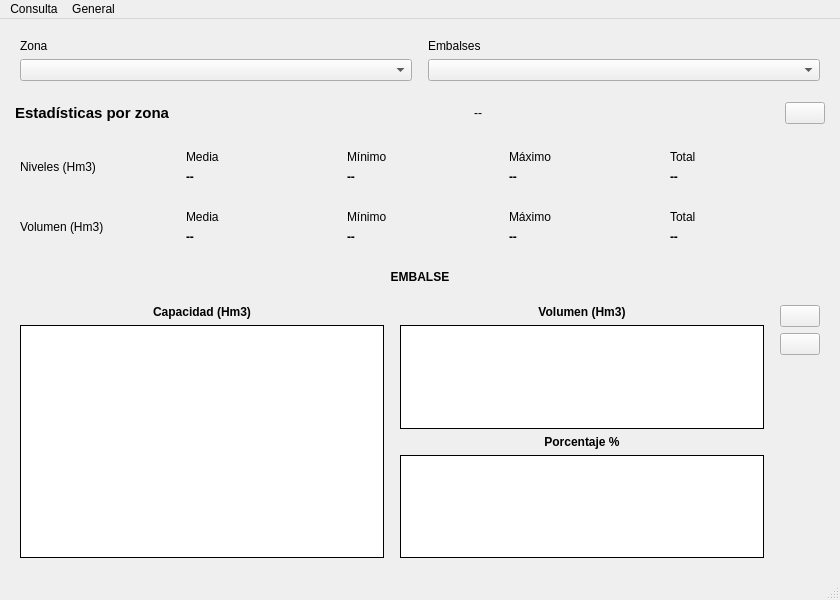
This is src/ver_embalses.ui in federicomartinlara1976/VerEmbalses as Qt 5 draws it before an edit. The edited form follows.
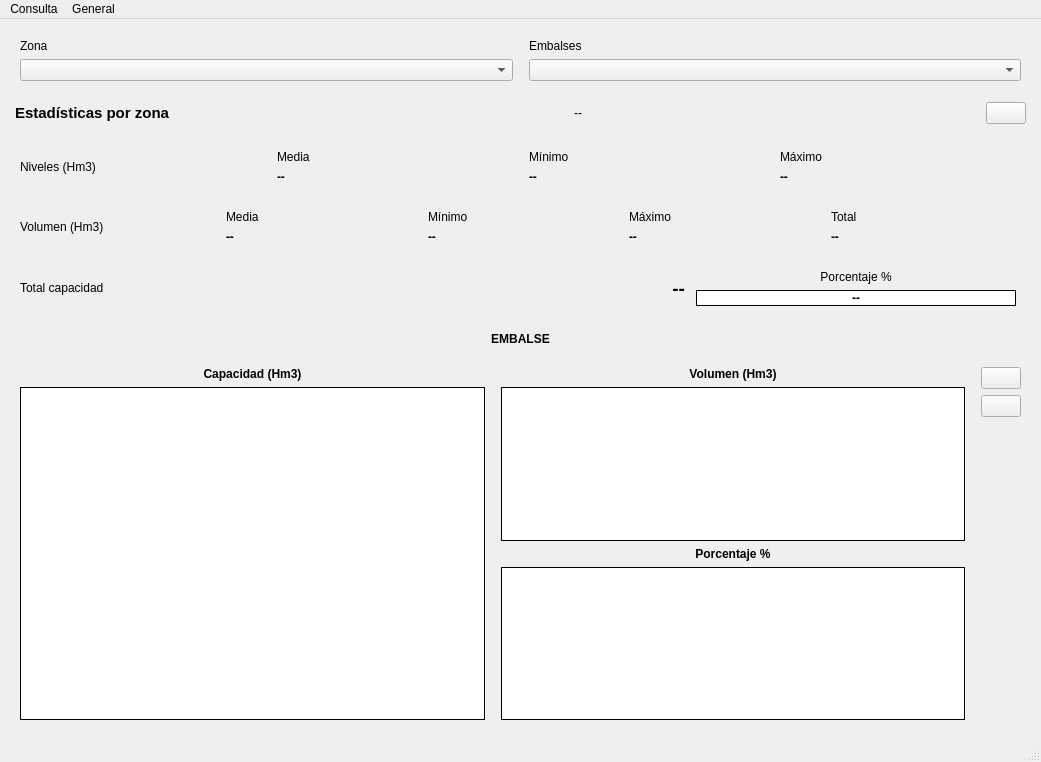
This is the edited form.

Commit message: Información del porcentaje de volumen total

The edit to the form file:
```diff
--- a/src/ver_embalses.ui
+++ b/src/ver_embalses.ui
@@ -6,8 +6,8 @@
    <rect>
     <x>0</x>
     <y>0</y>
-    <width>840</width>
-    <height>600</height>
+    <width>1041</width>
+    <height>762</height>
    </rect>
   </property>
   <property name="minimumSize">
@@ -403,41 +403,6 @@
           </item>
          </layout>
         </item>
-        <item>
-         <layout class="QVBoxLayout" name="verticalLayout_16">
-          <property name="leftMargin">
-           <number>5</number>
-          </property>
-          <property name="topMargin">
-           <number>5</number>
-          </property>
-          <property name="rightMargin">
-           <number>5</number>
-          </property>
-          <property name="bottomMargin">
-           <number>5</number>
-          </property>
-          <item>
-           <widget class="QLabel" name="label_2">
-            <property name="text">
-             <string>Total</string>
-            </property>
-           </widget>
-          </item>
-          <item>
-           <widget class="QLabel" name="lblNivelTotal">
-            <property name="font">
-             <font>
-              <bold>true</bold>
-             </font>
-            </property>
-            <property name="text">
-             <string>--</string>
-            </property>
-           </widget>
-          </item>
-         </layout>
-        </item>
        </layout>
       </item>
       <item>
@@ -648,6 +613,89 @@
         </item>
        </layout>
       </item>
+      <item>
+       <layout class="QHBoxLayout" name="horizontalLayout_7">
+        <property name="leftMargin">
+         <number>5</number>
+        </property>
+        <property name="topMargin">
+         <number>5</number>
+        </property>
+        <property name="rightMargin">
+         <number>5</number>
+        </property>
+        <property name="bottomMargin">
+         <number>5</number>
+        </property>
+        <item>
+         <widget class="QLabel" name="label_12">
+          <property name="text">
+           <string>Total capacidad</string>
+          </property>
+         </widget>
+        </item>
+        <item>
+         <widget class="QLabel" name="lblTotalCapacidadZona">
+          <property name="font">
+           <font>
+            <pointsize>14</pointsize>
+            <bold>true</bold>
+           </font>
+          </property>
+          <property name="text">
+           <string>--</string>
+          </property>
+          <property name="alignment">
+           <set>Qt::AlignRight|Qt::AlignTrailing|Qt::AlignVCenter</set>
+          </property>
+         </widget>
+        </item>
+        <item>
+         <layout class="QVBoxLayout" name="verticalLayout_14">
+          <property name="leftMargin">
+           <number>5</number>
+          </property>
+          <property name="topMargin">
+           <number>5</number>
+          </property>
+          <property name="rightMargin">
+           <number>5</number>
+          </property>
+          <property name="bottomMargin">
+           <number>5</number>
+          </property>
+          <item>
+           <widget class="QLabel" name="label">
+            <property name="text">
+             <string>Porcentaje %</string>
+            </property>
+            <property name="alignment">
+             <set>Qt::AlignCenter</set>
+            </property>
+           </widget>
+          </item>
+          <item>
+           <widget class="QLabel" name="lblPorcentajeVolumenTotal">
+            <property name="font">
+             <font>
+              <bold>true</bold>
+             </font>
+            </property>
+            <property name="styleSheet">
+             <string notr="true">background-color: white; border: 1px solid black;</string>
+            </property>
+            <property name="text">
+             <string>--</string>
+            </property>
+            <property name="alignment">
+             <set>Qt::AlignCenter</set>
+            </property>
+           </widget>
+          </item>
+         </layout>
+        </item>
+       </layout>
+      </item>
      </layout>
     </item>
     <item>
@@ -950,7 +998,7 @@
     <rect>
      <x>0</x>
      <y>0</y>
-     <width>840</width>
+     <width>1041</width>
      <height>22</height>
     </rect>
    </property>
```
The commit also changes 2 other files.
